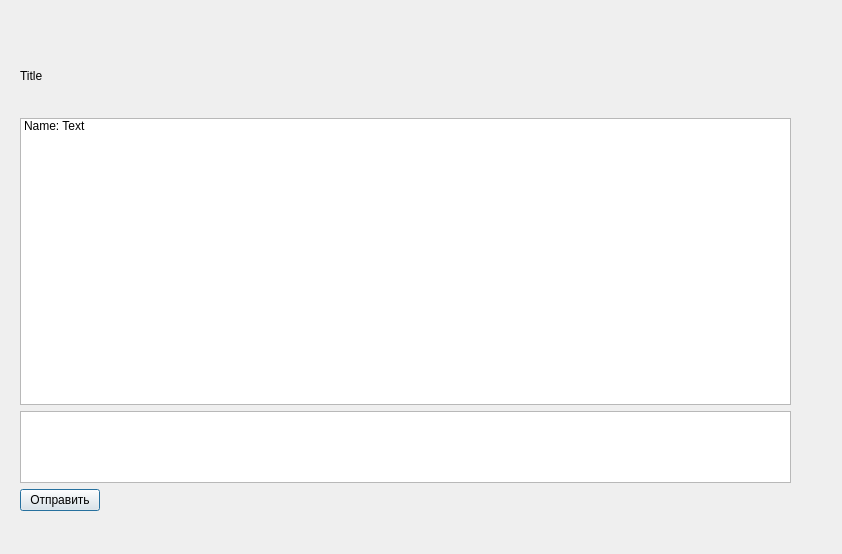
This is client/ui_lib/taskdialog.ui in xpewa/TaskMessenger as Qt 5 draws it before an edit. The edited form follows.
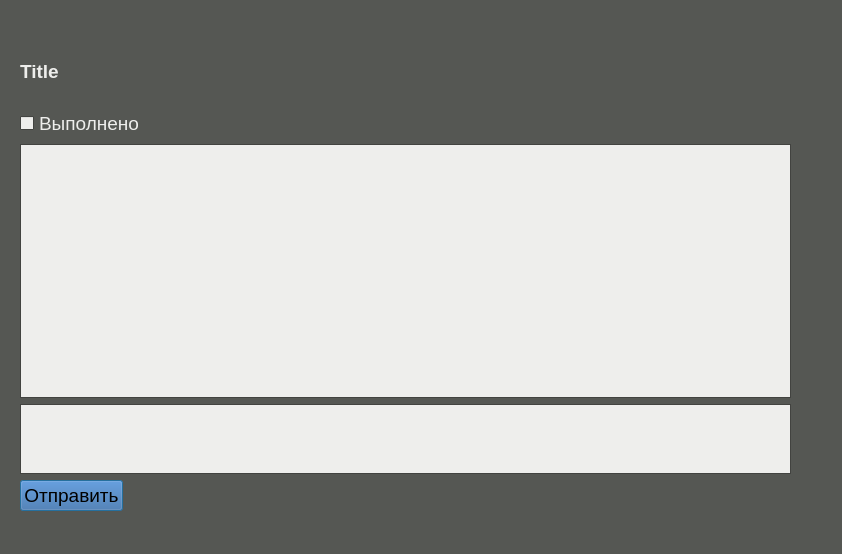
This is the edited form.

```diff
--- a/client/ui_lib/taskdialog.ui
+++ b/client/ui_lib/taskdialog.ui
@@ -10,6 +10,129 @@
     <height>554</height>
    </rect>
   </property>
+  <property name="palette">
+   <palette>
+    <active>
+     <colorrole role="WindowText">
+      <brush brushstyle="SolidPattern">
+       <color alpha="255">
+        <red>238</red>
+        <green>238</green>
+        <blue>236</blue>
+       </color>
+      </brush>
+     </colorrole>
+     <colorrole role="Button">
+      <brush brushstyle="SolidPattern">
+       <color alpha="255">
+        <red>52</red>
+        <green>101</green>
+        <blue>164</blue>
+       </color>
+      </brush>
+     </colorrole>
+     <colorrole role="Base">
+      <brush brushstyle="SolidPattern">
+       <color alpha="255">
+        <red>238</red>
+        <green>238</green>
+        <blue>236</blue>
+       </color>
+      </brush>
+     </colorrole>
+     <colorrole role="Window">
+      <brush brushstyle="SolidPattern">
+       <color alpha="255">
+        <red>85</red>
+        <green>87</green>
+        <blue>83</blue>
+       </color>
+      </brush>
+     </colorrole>
+    </active>
+    <inactive>
+     <colorrole role="WindowText">
+      <brush brushstyle="SolidPattern">
+       <color alpha="255">
+        <red>238</red>
+        <green>238</green>
+        <blue>236</blue>
+       </color>
+      </brush>
+     </colorrole>
+     <colorrole role="Button">
+      <brush brushstyle="SolidPattern">
+       <color alpha="255">
+        <red>52</red>
+        <green>101</green>
+        <blue>164</blue>
+       </color>
+      </brush>
+     </colorrole>
+     <colorrole role="Base">
+      <brush brushstyle="SolidPattern">
+       <color alpha="255">
+        <red>238</red>
+        <green>238</green>
+        <blue>236</blue>
+       </color>
+      </brush>
+     </colorrole>
+     <colorrole role="Window">
+      <brush brushstyle="SolidPattern">
+       <color alpha="255">
+        <red>85</red>
+        <green>87</green>
+        <blue>83</blue>
+       </color>
+      </brush>
+     </colorrole>
+    </inactive>
+    <disabled>
+     <colorrole role="WindowText">
+      <brush brushstyle="SolidPattern">
+       <color alpha="255">
+        <red>190</red>
+        <green>190</green>
+        <blue>190</blue>
+       </color>
+      </brush>
+     </colorrole>
+     <colorrole role="Button">
+      <brush brushstyle="SolidPattern">
+       <color alpha="255">
+        <red>52</red>
+        <green>101</green>
+        <blue>164</blue>
+       </color>
+      </brush>
+     </colorrole>
+     <colorrole role="Base">
+      <brush brushstyle="SolidPattern">
+       <color alpha="255">
+        <red>85</red>
+        <green>87</green>
+        <blue>83</blue>
+       </color>
+      </brush>
+     </colorrole>
+     <colorrole role="Window">
+      <brush brushstyle="SolidPattern">
+       <color alpha="255">
+        <red>85</red>
+        <green>87</green>
+        <blue>83</blue>
+       </color>
+      </brush>
+     </colorrole>
+    </disabled>
+   </palette>
+  </property>
+  <property name="font">
+   <font>
+    <pointsize>14</pointsize>
+   </font>
+  </property>
   <property name="windowTitle">
    <string>Dialog</string>
   </property>
@@ -31,11 +154,152 @@
         <verstretch>1</verstretch>
        </sizepolicy>
       </property>
+      <property name="palette">
+       <palette>
+        <active>
+         <colorrole role="WindowText">
+          <brush brushstyle="SolidPattern">
+           <color alpha="255">
+            <red>238</red>
+            <green>238</green>
+            <blue>236</blue>
+           </color>
+          </brush>
+         </colorrole>
+         <colorrole role="Button">
+          <brush brushstyle="SolidPattern">
+           <color alpha="255">
+            <red>52</red>
+            <green>101</green>
+            <blue>164</blue>
+           </color>
+          </brush>
+         </colorrole>
+         <colorrole role="Base">
+          <brush brushstyle="SolidPattern">
+           <color alpha="255">
+            <red>238</red>
+            <green>238</green>
+            <blue>236</blue>
+           </color>
+          </brush>
+         </colorrole>
+         <colorrole role="Window">
+          <brush brushstyle="SolidPattern">
+           <color alpha="255">
+            <red>85</red>
+            <green>87</green>
+            <blue>83</blue>
+           </color>
+          </brush>
+         </colorrole>
+        </active>
+        <inactive>
+         <colorrole role="WindowText">
+          <brush brushstyle="SolidPattern">
+           <color alpha="255">
+            <red>238</red>
+            <green>238</green>
+            <blue>236</blue>
+           </color>
+          </brush>
+         </colorrole>
+         <colorrole role="Button">
+          <brush brushstyle="SolidPattern">
+           <color alpha="255">
+            <red>52</red>
+            <green>101</green>
+            <blue>164</blue>
+           </color>
+          </brush>
+         </colorrole>
+         <colorrole role="Base">
+          <brush brushstyle="SolidPattern">
+           <color alpha="255">
+            <red>238</red>
+            <green>238</green>
+            <blue>236</blue>
+           </color>
+          </brush>
+         </colorrole>
+         <colorrole role="Window">
+          <brush brushstyle="SolidPattern">
+           <color alpha="255">
+            <red>85</red>
+            <green>87</green>
+            <blue>83</blue>
+           </color>
+          </brush>
+         </colorrole>
+        </inactive>
+        <disabled>
+         <colorrole role="WindowText">
+          <brush brushstyle="SolidPattern">
+           <color alpha="255">
+            <red>190</red>
+            <green>190</green>
+            <blue>190</blue>
+           </color>
+          </brush>
+         </colorrole>
+         <colorrole role="Button">
+          <brush brushstyle="SolidPattern">
+           <color alpha="255">
+            <red>52</red>
+            <green>101</green>
+            <blue>164</blue>
+           </color>
+          </brush>
+         </colorrole>
+         <colorrole role="Base">
+          <brush brushstyle="SolidPattern">
+           <color alpha="255">
+            <red>85</red>
+            <green>87</green>
+            <blue>83</blue>
+           </color>
+          </brush>
+         </colorrole>
+         <colorrole role="Window">
+          <brush brushstyle="SolidPattern">
+           <color alpha="255">
+            <red>85</red>
+            <green>87</green>
+            <blue>83</blue>
+           </color>
+          </brush>
+         </colorrole>
+        </disabled>
+       </palette>
+      </property>
+      <property name="font">
+       <font>
+        <pointsize>14</pointsize>
+        <weight>75</weight>
+        <bold>true</bold>
+       </font>
+      </property>
       <property name="text">
        <string>Title</string>
       </property>
      </widget>
     </item>
+    <item>
+     <widget class="QCheckBox" name="checkBox">
+      <property name="text">
+       <string>Выполнено</string>
+      </property>
+      <property name="iconSize">
+       <size>
+        <width>32</width>
+        <height>32</height>
+       </size>
+      </property>
+      <property name="checked">
+       <bool>false</bool>
+      </property>
+     </widget>
+    </item>
     <item>
      <widget class="QListWidget" name="listWidget">
       <property name="sizePolicy">
@@ -44,17 +308,29 @@
         <verstretch>4</verstretch>
        </sizepolicy>
       </property>
+      <property name="font">
+       <font>
+        <pointsize>15</pointsize>
+       </font>
+      </property>
+      <property name="focusPolicy">
+       <enum>Qt::NoFocus</enum>
+      </property>
       <property name="lineWidth">
-       <number>1</number>
+       <number>3</number>
+      </property>
+      <property name="midLineWidth">
+       <number>0</number>
+      </property>
+      <property name="editTriggers">
+       <set>QAbstractItemView::NoEditTriggers</set>
+      </property>
+      <property name="selectionMode">
+       <enum>QAbstractItemView::NoSelection</enum>
       </property>
       <property name="sortingEnabled">
        <bool>false</bool>
       </property>
-      <item>
-       <property name="text">
-        <string>Name: Text</string>
-       </property>
-      </item>
      </widget>
     </item>
     <item>
```
Left out of the diff: 2 changed lines with no effect on the pictures.
